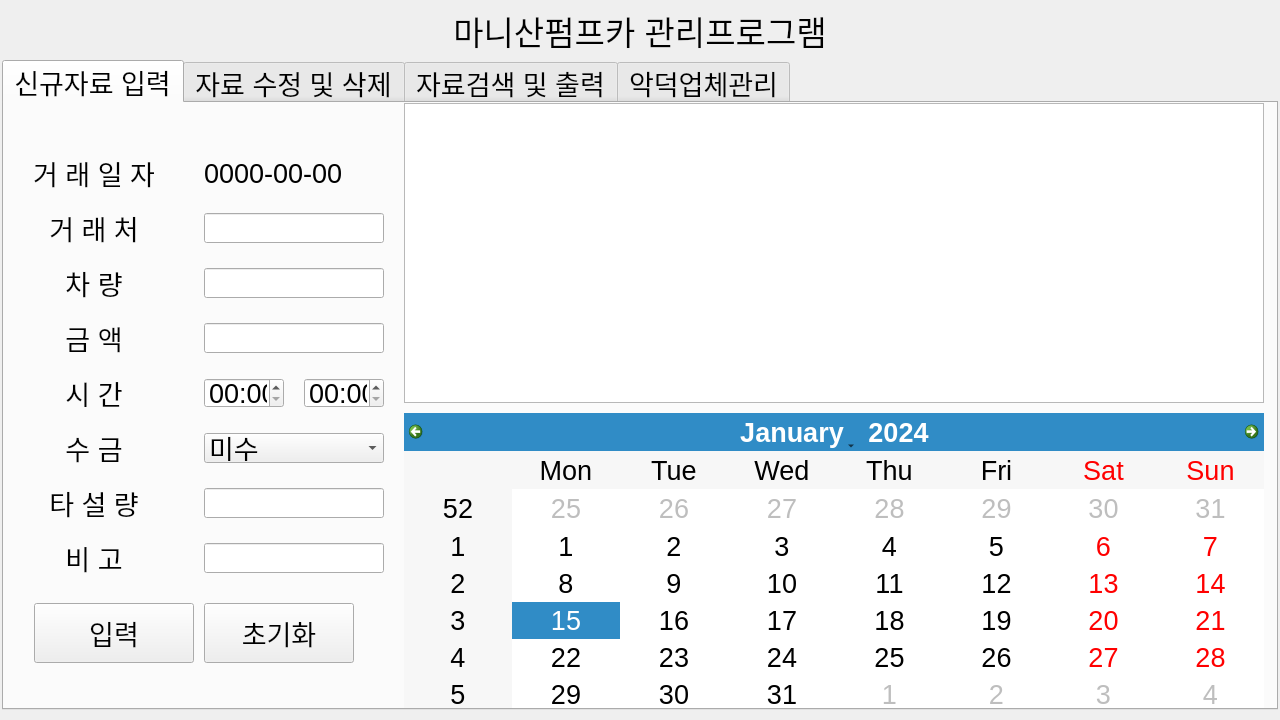
Cherrue/pumpcar-accountbook, file pumpcar.ui: the form before one commit.
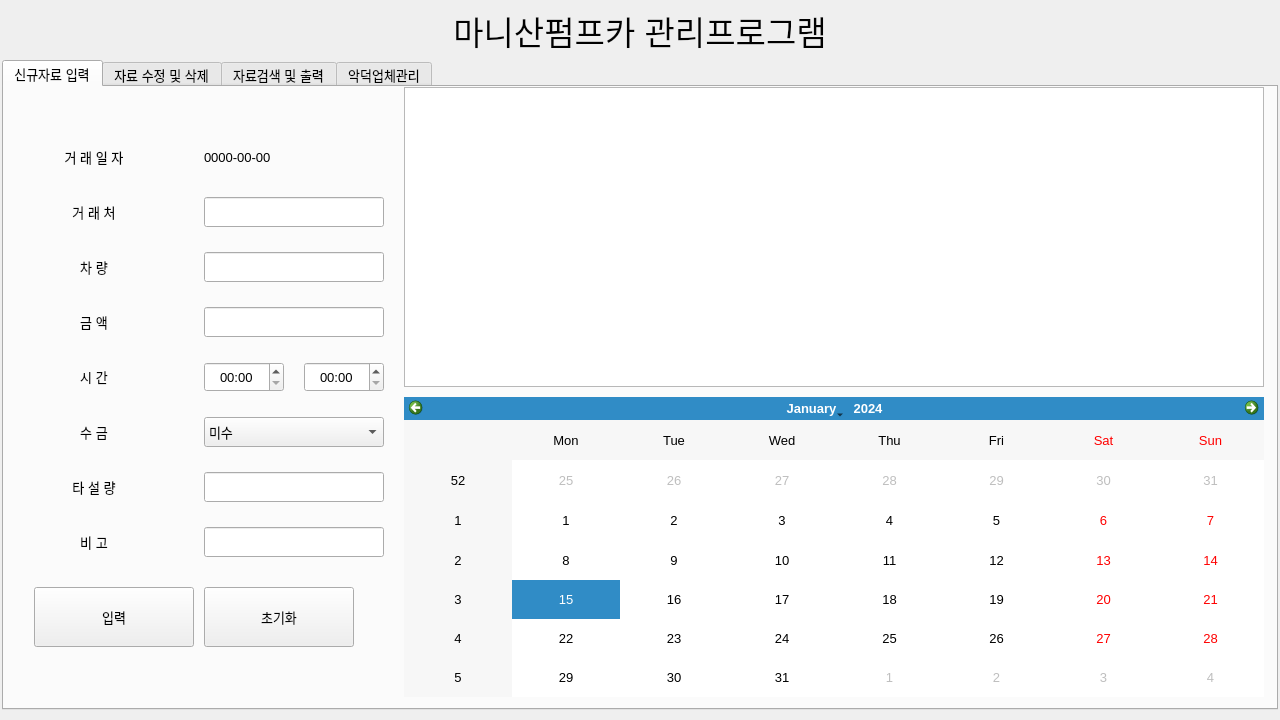
The form after the commit.

Commit message: font size 작게 테스트

Diff of the .ui file:
```diff
--- a/pumpcar.ui
+++ b/pumpcar.ui
@@ -25,7 +25,7 @@
     </property>
     <property name="font">
      <font>
-      <pointsize>20</pointsize>
+      <pointsize>10</pointsize>
      </font>
     </property>
     <property name="tabShape">
```
